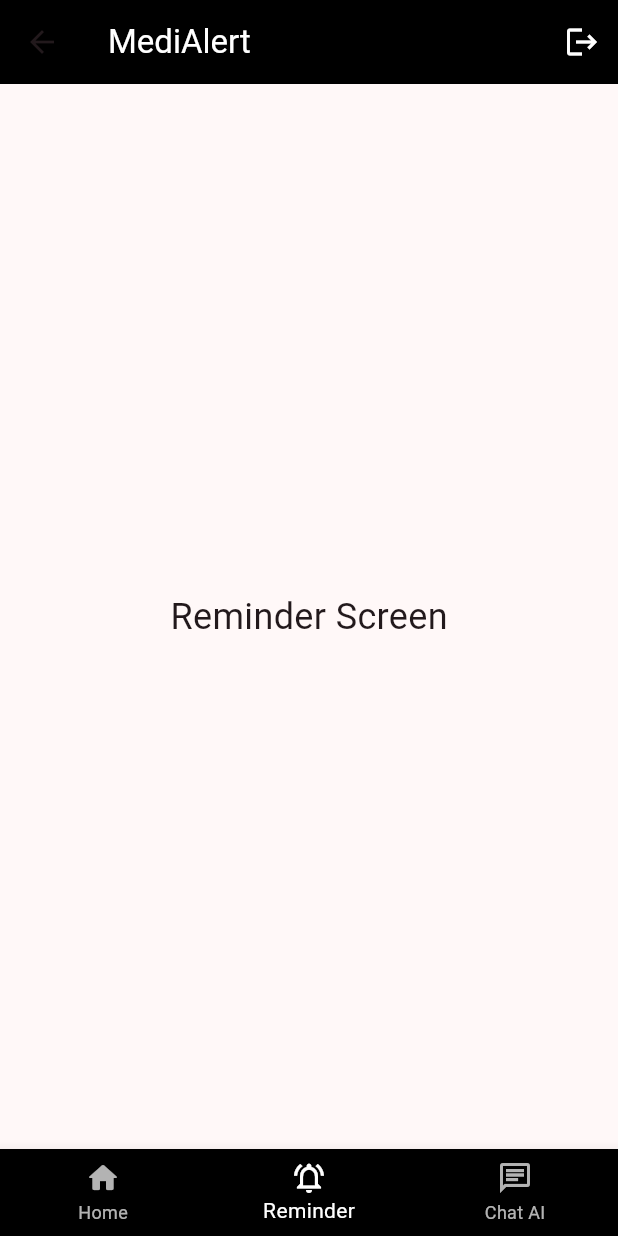
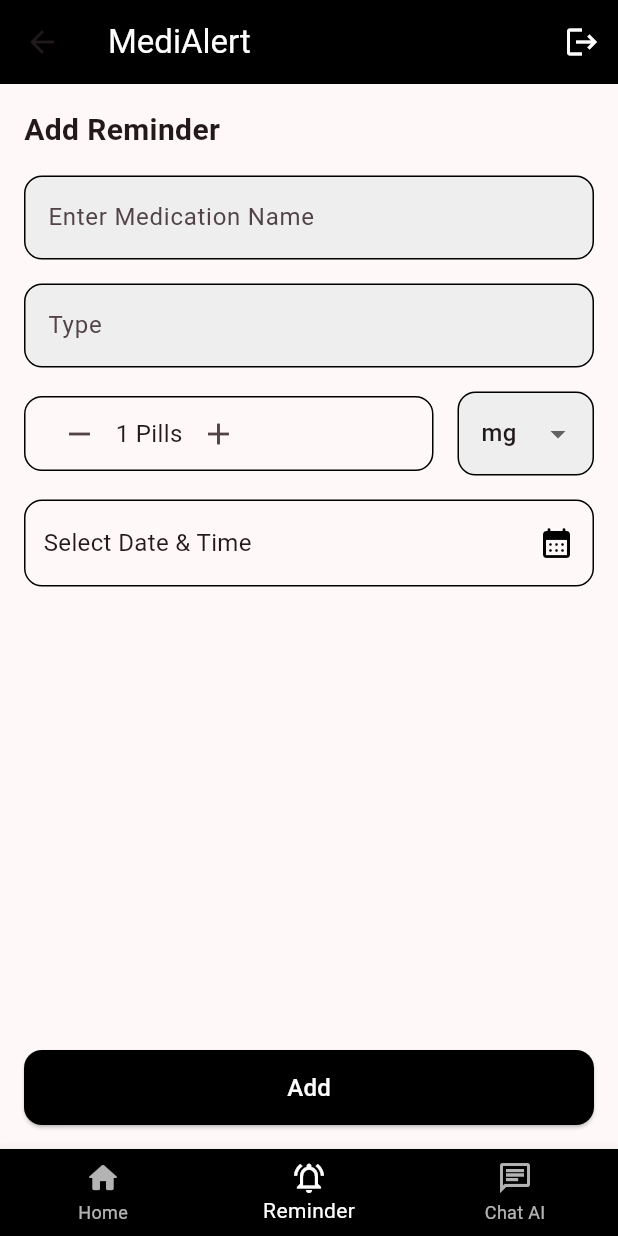
Before and after one commit to ksahil22/G7_Medication_Adherence, a Flutter app: the HomeScreen screen opened directly, item 2 of the bottom bar chosen, on a phone screen of 412 x 824 dp. Run offline on Flutter 3.47's test engine with Material 3 defaults, Android fonts, the phone set to English and light mode, and no system bars; our stand-ins replace firebase_auth, firebase_core, flutter_svg; accounts and stored records are empty.

Commit message:
UI for Reminder and ChatAI Screen is done

```diff
--- a/lib/components/reminder_card.dart
+++ b/lib/components/reminder_card.dart
@@ -22,7 +22,11 @@ class ReminderCard extends StatelessWidget {
         padding: const EdgeInsets.all(16.0),
         child: Row(
           children: [
-            SvgPicture.asset('images/Vector.svg'),
+            // SvgPicture.asset('images/Vector.svg'),
+            Icon(
+              Icons.medication_rounded,
+              color: Colors.white,
+            ),
             const SizedBox(width: 20),
             Expanded(
               child: Column(
--- a/lib/main.dart
+++ b/lib/main.dart
@@ -31,4 +31,5 @@
       home: _auth.currentUser != null ? HomeScreen() : LoginScreen(),
     );
   }
+  //
 }
--- a/lib/screens/home_screen.dart
+++ b/lib/screens/home_screen.dart
@@ -1,5 +1,7 @@
 import 'package:flutter/material.dart';
 import 'package:medication_adherence_app/components/reminder_card.dart';
+import 'package:medication_adherence_app/screens/chat_screen.dart';
+import 'package:medication_adherence_app/screens/reminder_screen.dart';
 
 class HomeScreen extends StatefulWidget {
   const HomeScreen({super.key});
@@ -117,12 +119,7 @@ class ReminderView extends StatelessWidget {
 
   @override
   Widget build(BuildContext context) {
-    return const Center(
-      child: Text(
-        'Reminder Screen',
-        style: TextStyle(fontSize: 24),
-      ),
-    );
+    return ReminderScreen();
   }
 }
 
@@ -132,11 +129,6 @@ class ChatAIView extends StatelessWidget {
 
   @override
   Widget build(BuildContext context) {
-    return const Center(
-      child: Text(
-        'Chat AI Screen',
-        style: TextStyle(fontSize: 24),
-      ),
-    );
+    return ChatScreen();
   }
 }
--- /dev/null
+++ b/lib/screens/reminder_screen.dart
@@ -0,0 +1,225 @@
+import 'package:flutter/material.dart';
+
+class ReminderScreen extends StatefulWidget {
+  const ReminderScreen({super.key});
+
+  @override
+  State<ReminderScreen> createState() => _ReminderScreenState();
+}
+
+class _ReminderScreenState extends State<ReminderScreen> {
+  final TextEditingController _medicationNameController =
+      TextEditingController();
+  final TextEditingController _medicationTypeController =
+      TextEditingController();
+  int _pillCount = 1;
+  String? _selectedPower = 'mg';
+  DateTime? _selectedDate;
+  TimeOfDay? _selectedTime;
+
+  // Method to show date and time picker
+  Future<void> _selectDateTime(BuildContext context) async {
+    final DateTime? pickedDate = await showDatePicker(
+      context: context,
+      initialDate: DateTime.now(),
+      firstDate: DateTime(2000),
+      lastDate: DateTime(2101),
+    );
+
+    if (pickedDate != null) {
+      final TimeOfDay? pickedTime = await showTimePicker(
+        context: context,
+        initialTime: TimeOfDay.now(),
+      );
+
+      if (pickedTime != null) {
+        setState(() {
+          _selectedDate = pickedDate;
+          _selectedTime = pickedTime;
+        });
+      }
+    }
+  }
+
+  @override
+  Widget build(BuildContext context) {
+    return Scaffold(
+      body: Padding(
+        padding: const EdgeInsets.all(16.0),
+        child: Column(
+          crossAxisAlignment: CrossAxisAlignment.start,
+          children: [
+            const Text(
+              "Add Reminder",
+              style: TextStyle(fontSize: 20, fontWeight: FontWeight.w600),
+            ),
+            const SizedBox(height: 16),
+            _buildTextField(_medicationNameController, 'Enter Medication Name'),
+            const SizedBox(height: 16),
+            _buildTextField(_medicationTypeController, 'Type'),
+            const SizedBox(height: 16),
+            Row(
+              children: [
+                Expanded(
+                  flex: 3,
+                  child: _buildPillCounter(),
+                ),
+                const SizedBox(width: 16),
+                Expanded(
+                  flex: 1,
+                  child: _buildDropdown(),
+                ),
+              ],
+            ),
+            const SizedBox(height: 16),
+            _buildDateTimePicker(context),
+            const Spacer(),
+            _buildAddButton(),
+          ],
+        ),
+      ),
+    );
+  }
+
+  // Method to build a text field with the desired decoration
+  Widget _buildTextField(TextEditingController controller, String hintText) {
+    return TextField(
+      controller: controller,
+      decoration: InputDecoration(
+        hintText: hintText,
+        filled: true,
+        fillColor: Colors.grey[200],
+        border: OutlineInputBorder(
+          borderRadius: BorderRadius.circular(12),
+          borderSide: const BorderSide(color: Colors.black),
+        ),
+        enabledBorder: OutlineInputBorder(
+          borderRadius: BorderRadius.circular(12),
+          borderSide: const BorderSide(color: Colors.black),
+        ),
+        focusedBorder: OutlineInputBorder(
+          borderRadius: BorderRadius.circular(12),
+          borderSide: const BorderSide(color: Colors.black, width: 2),
+        ),
+      ),
+    );
+  }
+
+  // Method to build pill counter with plus-minus icons
+  Widget _buildPillCounter() {
+    return Container(
+      decoration: BoxDecoration(
+        border: Border.all(color: Colors.black),
+        borderRadius: BorderRadius.circular(12),
+      ),
+      padding: const EdgeInsets.symmetric(horizontal: 12),
+      child: Row(
+        children: [
+          IconButton(
+            icon: const Icon(Icons.remove),
+            onPressed: () {
+              setState(() {
+                if (_pillCount > 0) _pillCount--;
+              });
+            },
+          ),
+          Text(
+            '$_pillCount Pills',
+            style: const TextStyle(fontSize: 16),
+          ),
+          IconButton(
+            icon: const Icon(Icons.add),
+            onPressed: () {
+              setState(() {
+                _pillCount++;
+              });
+            },
+          ),
+        ],
+      ),
+    );
+  }
+
+  // Method to build dropdown for selecting the power (e.g., mg)
+  Widget _buildDropdown() {
+    return DropdownButtonFormField<String>(
+      value: _selectedPower,
+      items: ['mg', 'g', 'ml'].map((String value) {
+        return DropdownMenuItem<String>(
+          value: value,
+          child: Text(value),
+        );
+      }).toList(),
+      onChanged: (String? newValue) {
+        setState(() {
+          _selectedPower = newValue;
+        });
+      },
+      decoration: InputDecoration(
+        filled: true,
+        fillColor: Colors.grey[200],
+        border: OutlineInputBorder(
+          borderRadius: BorderRadius.circular(12),
+          borderSide: const BorderSide(color: Colors.black),
+        ),
+        enabledBorder: OutlineInputBorder(
+          borderRadius: BorderRadius.circular(12),
+          borderSide: const BorderSide(color: Colors.black),
+        ),
+        focusedBorder: OutlineInputBorder(
+          borderRadius: BorderRadius.circular(12),
+          borderSide: const BorderSide(color: Colors.black, width: 2),
+        ),
+      ),
+    );
+  }
+
+  // Method to build date and time picker button
+  Widget _buildDateTimePicker(BuildContext context) {
+    return GestureDetector(
+      onTap: () => _selectDateTime(context),
+      child: Container(
+        padding: const EdgeInsets.symmetric(vertical: 16, horizontal: 12),
+        decoration: BoxDecoration(
+          border: Border.all(color: Colors.black),
+          borderRadius: BorderRadius.circular(12),
+        ),
+        child: Row(
+          mainAxisAlignment: MainAxisAlignment.spaceBetween,
+          children: [
+            Text(
+              _selectedDate == null || _selectedTime == null
+                  ? 'Select Date & Time'
+                  : '${_selectedDate!.day}/${_selectedDate!.month}/${_selectedDate!.year} ${_selectedTime!.format(context)}',
+              style: const TextStyle(fontSize: 16),
+            ),
+            const Icon(Icons.calendar_month_rounded, color: Colors.black),
+          ],
+        ),
+      ),
+    );
+  }
+
+  // Method to build the 'Add' button
+  Widget _buildAddButton() {
+    return SizedBox(
+      width: double.infinity,
+      height: 50,
+      child: ElevatedButton(
+        onPressed: () {
+          // Handle the add button press
+        },
+        style: ElevatedButton.styleFrom(
+          backgroundColor: Colors.black,
+          shape: RoundedRectangleBorder(
+            borderRadius: BorderRadius.circular(12),
+          ),
+        ),
+        child: const Text(
+          'Add',
+          style: TextStyle(fontSize: 16, color: Colors.white),
+        ),
+      ),
+    );
+  }
+}
--- a/pubspec.yaml
+++ b/pubspec.yaml
@@ -42,6 +42,7 @@ dependencies:
   intl: ^0.19.0
   rxdart: ^0.28.0
   flutter_svg: ^2.0.10+1
+  mockito: ^5.4.4
 
 dev_dependencies:
   flutter_test:
```
Also changed, not shown: lib/screens/chat_screen.dart (added, +112 -0 lines), lib/screens/signup_screen.dart (line endings or trailing spaces), pubspec.lock, 1 other file.
